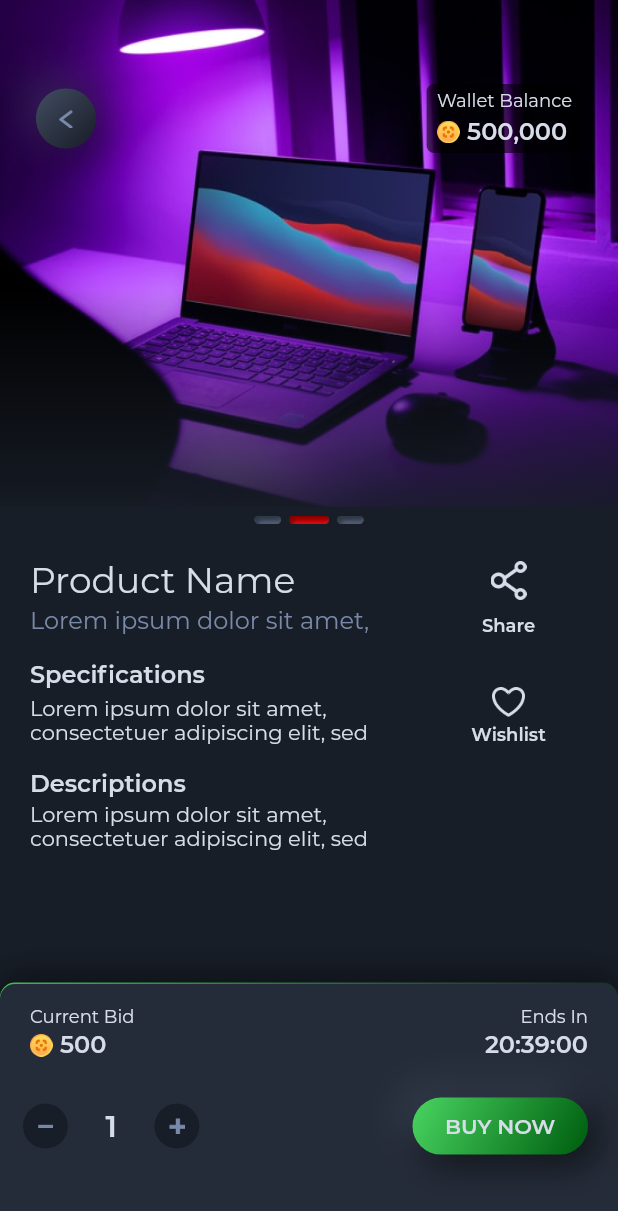
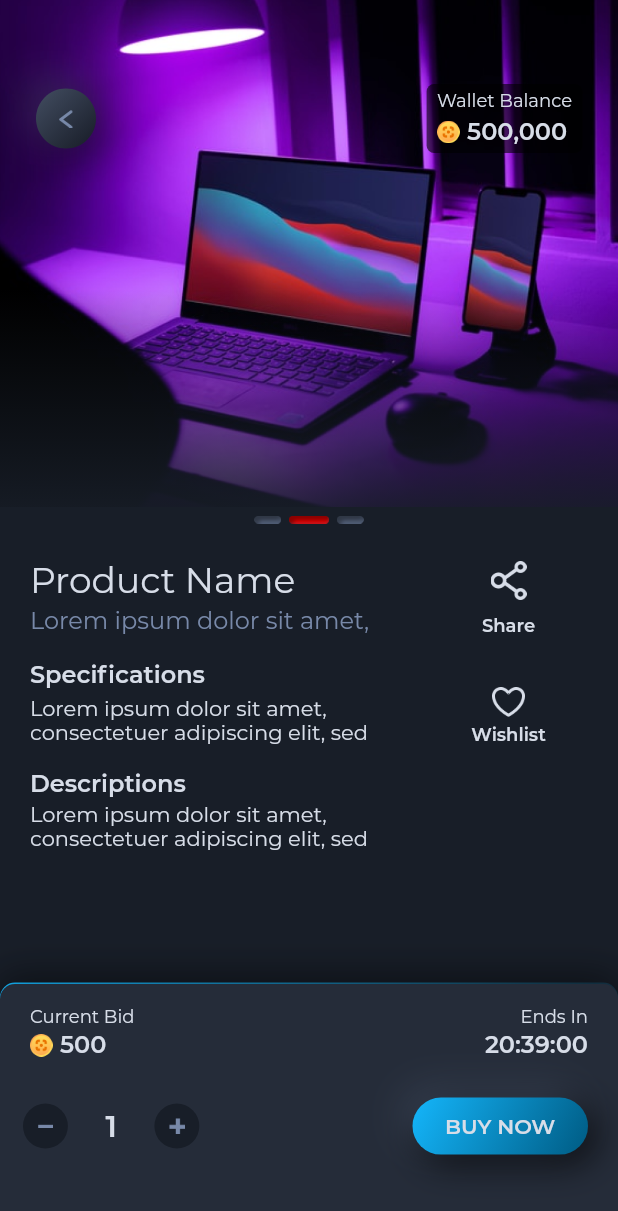
Before and after one commit to phemmyadot/wallet_app, a Flutter app: the Auction screen opened directly, on a phone screen of 412 x 824 dp. Shown: the top 1211 px of the screen. Run offline on Flutter 3.47's test engine with Material 2 defaults, Android fonts, the phone set to English and light mode, and no system bars; our stand-ins replace flutter_neumorphic, path_drawing; project files that could hold a hidden picture were left out.

Commit message:
bid button

```diff
--- a/lib/screens/live_store/auction.dart
+++ b/lib/screens/live_store/auction.dart
@@ -1,10 +1,11 @@
 import 'package:flutter/material.dart';
-import 'package:flutter/scheduler.dart';
+import 'package:livecom/enum/auction_type.dart';
 import 'package:livecom/screens/live_store/marketing.dart';
 import 'package:livecom/utils/app_colors.dart';
 
 class Auction extends StatefulWidget {
   static const routeName = '/auction';
+
   final String type;
   const Auction({Key key, this.type}) : super(key: key);
 
@@ -206,8 +207,16 @@ class _AuctionState extends State<Auction> {
                       begin: Alignment.centerLeft,
                       end: Alignment.centerRight,
                       colors: [
-                        Color(0xff4CD964),
-                        Color(0xff4CD964).withOpacity(0.15),
+                        widget.type == AuctionType.e_commerce
+                            ? Color(0xff4CD964)
+                            : widget.type == AuctionType.high_auction
+                                ? Color(0xffFF4141)
+                                : Color(0xff15B9FF),
+                        widget.type == AuctionType.e_commerce
+                            ? Color(0xff4CD964).withOpacity(0.15)
+                            : widget.type == AuctionType.high_auction
+                                ? Color(0xffFF4141).withOpacity(0.15)
+                                : Color(0xff15B9FF).withOpacity(0.15),
                       ],
                     ),
                     borderRadius: BorderRadius.only(
@@ -398,8 +407,18 @@ class _AuctionState extends State<Auction> {
                                         0.8119657413752752, 1.6842103928068268),
                                     stops: [0.0, 1.0],
                                     colors: [
-                                      Color(0xff4CD964),
-                                      Color(0xff006010)
+                                      widget.type == AuctionType.e_commerce
+                                          ? Color(0xff4CD964)
+                                          : widget.type ==
+                                                  AuctionType.high_auction
+                                              ? Color(0xffFF4141)
+                                              : Color(0xff15B9FF),
+                                      widget.type == AuctionType.e_commerce
+                                          ? Color(0xff006010)
+                                          : widget.type ==
+                                                  AuctionType.high_auction
+                                              ? Color(0xff7C0000)
+                                              : Color(0xff005E87),
                                     ],
                                   ),
                                 ),
--- a/lib/screens/live_store/auction_card.dart
+++ b/lib/screens/live_store/auction_card.dart
@@ -31,12 +31,15 @@ class _AuctionCardState extends State<AuctionCard> {
   Widget build(BuildContext context) {
     return GestureDetector(
       onTap: () => Navigator.of(context).push(
-        MaterialPageRoute<void>(
-          builder: (BuildContext context) => const Auction(),
+        MaterialPageRoute(
+          builder: (BuildContext context) => Auction(
+            type: widget.type,
+          ),
         ),
       ),
       child: Stack(
         children: [
+          Text(widget.type),
           Column(
             children: [
               Container(
```
